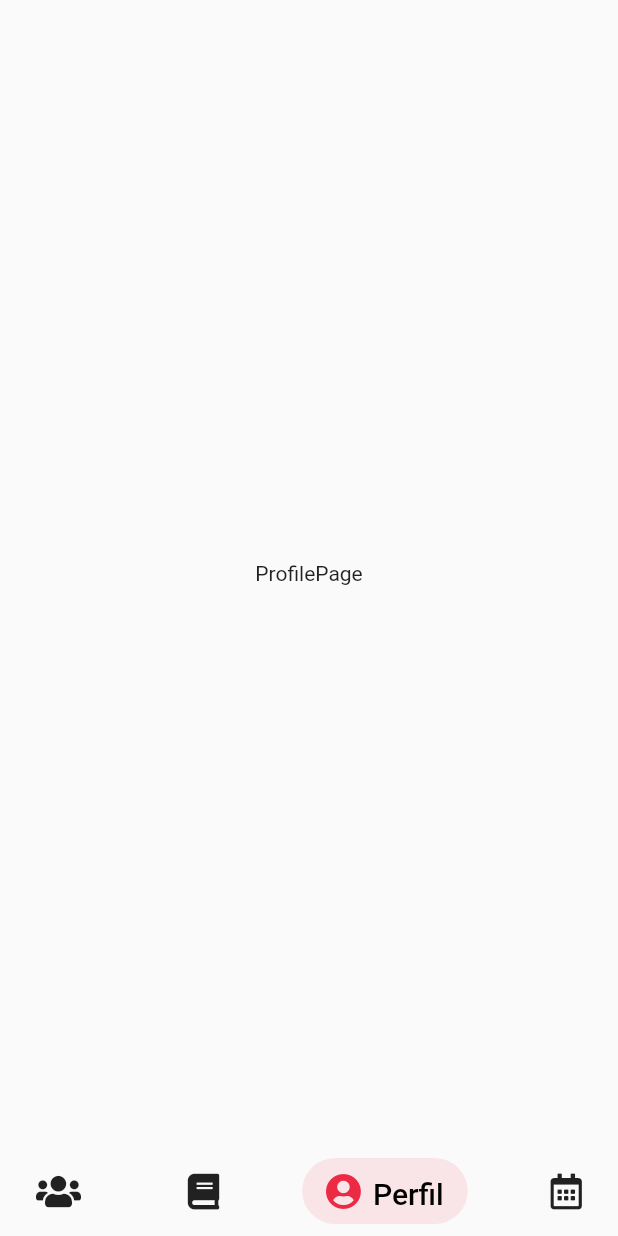
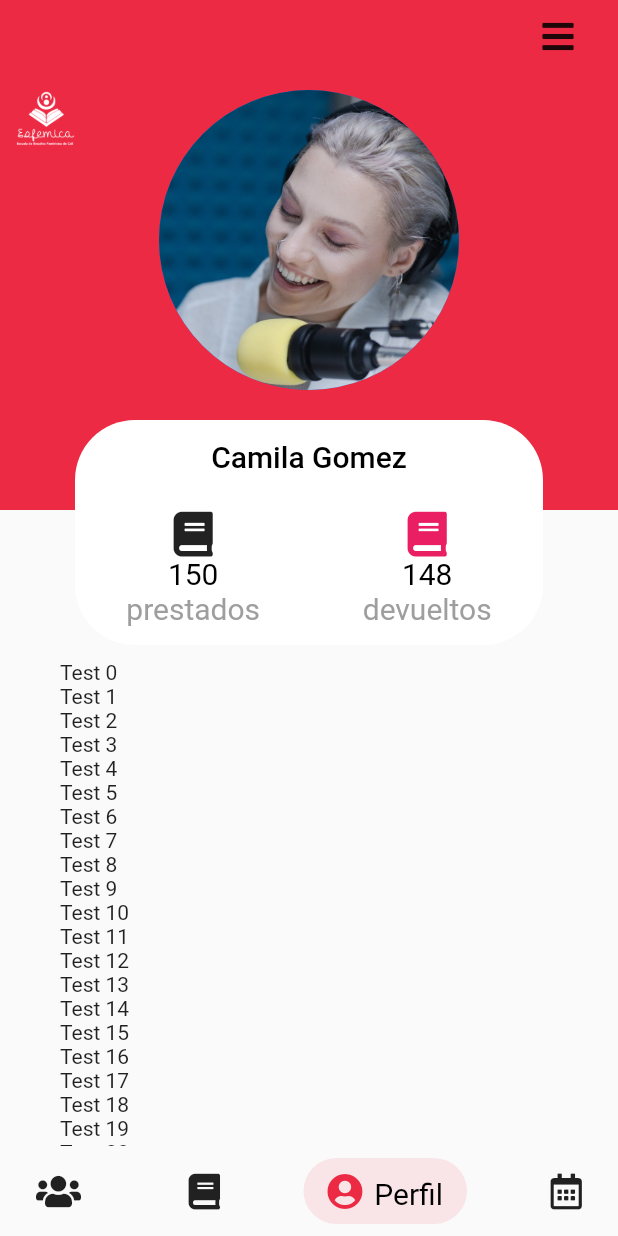
Before and after one commit to black-redoc/biblioteca_esfemica, a Flutter app: the screen it shows after launch, item 3 of the bottom bar chosen, on a phone screen of 412 x 824 dp. Run offline on Flutter 3.47's test engine with Material 2 defaults, Android fonts, the phone set to English and light mode, and no system bars; drawn by our look-alikes of salomon_bottom_bar; our stand-ins replace carousel_slider, flutter_bloc, font_awesome_flutter; network calls fail.

Commit message:
added header to profilePage

```diff
--- a/lib/bloc/page/pageState.dart
+++ b/lib/bloc/page/pageState.dart
@@ -1,4 +1,4 @@
 class PageState {
   int pageNumber;
-  PageState({this.pageNumber = 1});
+  PageState({this.pageNumber = 0});
 }
--- a/lib/pages/ProfilePage.dart
+++ b/lib/pages/ProfilePage.dart
@@ -1,4 +1,7 @@
+import 'package:biblioteca_esfemica/widgets/texts/mediumText.dart';
+import 'package:biblioteca_esfemica/widgets/texts/smallText.dart';
 import 'package:flutter/material.dart';
+import 'package:font_awesome_flutter/font_awesome_flutter.dart';
 
 class ProfilePage extends StatelessWidget {
   const ProfilePage({Key? key}) : super(key: key);
@@ -6,7 +9,111 @@ class ProfilePage extends StatelessWidget {
   @override
   Widget build(BuildContext context) {
     return Scaffold(
-      body: Center(child: Text("ProfilePage"))
+      floatingActionButtonLocation: FloatingActionButtonLocation.endTop,
+      floatingActionButton: IconButton(
+        icon: FaIcon(FontAwesomeIcons.bars),
+        onPressed: () {},
+      ),
+      body: FractionallySizedBox(
+        heightFactor: 1,
+        widthFactor: 1,
+        child: Container(
+          child: Stack(
+            children: <Widget>[
+              ..._header(),
+              _body()
+            ]
+          ),
+        ),
+      ),
     );
   }
+
+  Widget _body() {
+    return Positioned(
+      top: 440,
+      right: 40,
+      left: 40,
+      bottom: 0,
+      child: Container(
+        child: ListView.builder(
+          padding: EdgeInsets.zero,
+          shrinkWrap: true,
+          itemCount: 33,
+          itemBuilder: (_,i) => Text("Test $i")
+        )
+      )
+    );
+  }
+
+  List<Widget> _header() {
+    return [
+      Positioned(child: Container(color: Color(0xFFEC2A44), height: 340)),
+      Positioned(
+        left: 50,
+        right: 50,
+        top: 60,
+        child: CircleAvatar(
+          backgroundImage: AssetImage("assets/director.jpg"),
+          radius: 100,
+        )
+      ),
+      Positioned(
+        top: 280,
+        left: 50,
+        right: 50,
+        child: Container(
+          decoration: BoxDecoration(
+            color: Colors.white, borderRadius: BorderRadius.circular(40)
+          ),
+          height: 150,
+          child: Column(
+            mainAxisAlignment: MainAxisAlignment.spaceAround,
+            children: <Widget>[
+              SmallText(
+                text: "Camila Gomez",
+                fontWeight: FontWeight.w500,
+              ),
+              Row(
+                mainAxisAlignment: MainAxisAlignment.spaceAround,
+                children: <Widget>[
+                  Column(
+                    mainAxisAlignment: MainAxisAlignment.spaceAround,
+                    children: <Widget>[
+                      FaIcon(FontAwesomeIcons.book, size: 30),
+                      SmallText(text: "150"),
+                      SmallText(
+                        text: "prestados",
+                        color: Colors.grey,
+                      )
+                    ],
+                  ),
+                  Column(
+                    mainAxisAlignment: MainAxisAlignment.spaceAround,
+                    children: <Widget>[
+                      FaIcon(FontAwesomeIcons.book,
+                        size: 30, color: Colors.pink),
+                      SmallText(text: "148"),
+                      SmallText(
+                        text: "devueltos",
+                        color: Colors.grey,
+                      )
+                    ],
+                  )
+                ],
+              )
+            ],
+          ),
+        )
+      ),
+      Positioned(
+        top: 60,
+        left: 10,
+        child: Image.asset(
+          "assets/whiteLogo.png",
+          width: 40,
+        )
+      )
+    ];
+  }
 }
--- a/lib/widgets/texts/mediumText.dart
+++ b/lib/widgets/texts/mediumText.dart
@@ -3,10 +3,12 @@ import 'package:flutter/material.dart';
 class MediumText extends StatelessWidget {
   final String? text;
   final Color? color;
+  final FontWeight? fontWeight;
   const MediumText({
     Key? key,
     @required this.text,
-    this.color = Colors.black
+    this.color = Colors.black,
+    this.fontWeight = FontWeight.w400
   }) : super(key: key);
 
   @override
@@ -16,7 +18,8 @@ class MediumText extends StatelessWidget {
         this.text!,
         style: TextStyle(
           color: this.color,
-          fontSize: 25
+          fontSize: 25,
+          fontWeight: this.fontWeight
         )
       ),
     );
--- a/lib/widgets/texts/smallText.dart
+++ b/lib/widgets/texts/smallText.dart
@@ -3,10 +3,12 @@ import 'package:flutter/material.dart';
 class SmallText extends StatelessWidget {
   final String? text;
   final Color? color;
+  final FontWeight? fontWeight;
   const SmallText({
     Key? key,
     @required this.text,
-    this.color = Colors.black
+    this.color = Colors.black,
+    this.fontWeight = FontWeight.w400
   }) : super(key: key);
 
   @override
@@ -16,7 +18,8 @@ class SmallText extends StatelessWidget {
         this.text!,
         style: TextStyle(
           color: this.color,
-          fontSize: 20
+          fontSize: 20,
+          fontWeight: this.fontWeight
         )
       ),
     );
```
